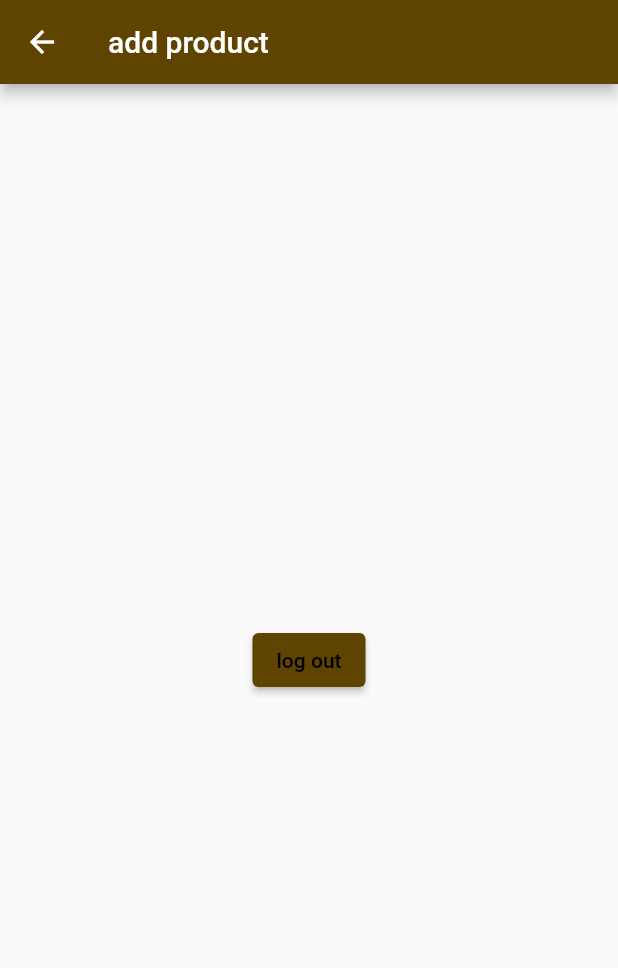
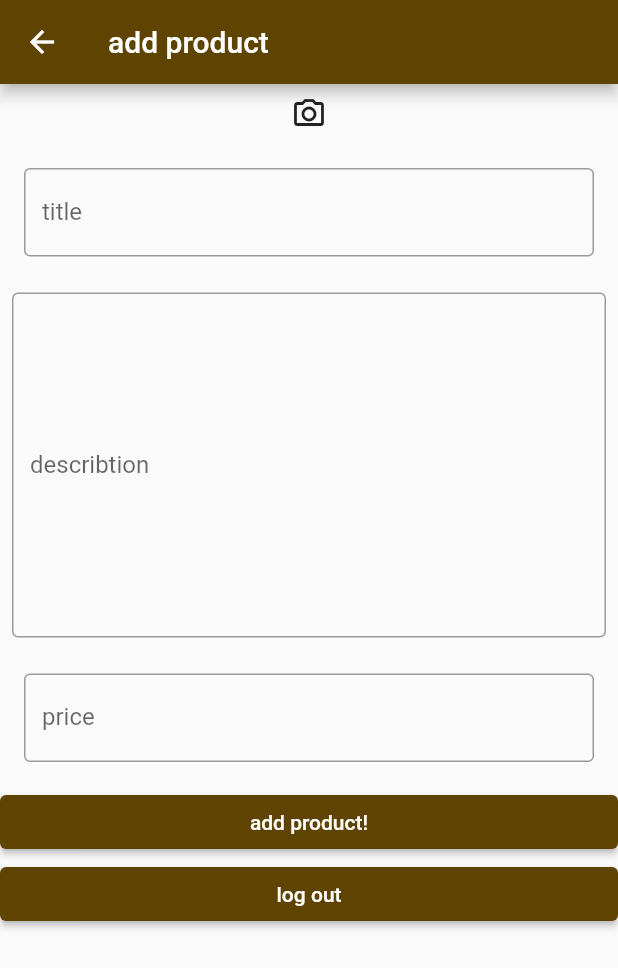
Before and after one commit to Kareem21227gg/shop_app, a Flutter app: the AddProduct screen opened directly, on a phone screen of 412 x 824 dp. Shown: the top 968 px of the screen. Run offline on Flutter 3.47's test engine with Material 2 defaults, Android fonts, the phone set to English and light mode, and no system bars; our stand-ins replace cloud_firestore, firebase_auth, firebase_core, firebase_storage, image_picker, shared_preferences; missing offline and left inert: page_view_indicator; accounts and stored records are empty.

Commit message:
done with add prodect

```diff
--- a/lib/app/models/authentication/firebase_authentication.dart
+++ b/lib/app/models/authentication/firebase_authentication.dart
@@ -9,8 +9,10 @@ import 'package:firebase_auth/firebase_auth.dart';
 class FirebaseAuthentication {
   FirebaseAuth _firebaseAuth = FirebaseAuth.instance;
   FireBaseCloud _fireBaseCloud = FireBaseCloud();
-  MyUser user = Customer();
-
+  MyUser user ;
+FirebaseAuthentication(){
+  user = currentUser();
+}
   Future<MyUser> login(
       String email, String password, BuildContext context) async {
     try {
--- a/lib/app/models/cloud/firebase_cloud.dart
+++ b/lib/app/models/cloud/firebase_cloud.dart
@@ -1,3 +1,4 @@
+import 'package:Shop/app/models/product/base_product.dart';
 import 'package:Shop/app/models/user/customer.dart';
 import 'package:Shop/app/models/user/my_user.dart';
 import 'package:cloud_firestore/cloud_firestore.dart';
@@ -28,7 +29,24 @@ class FireBaseCloud {
   }
 
 
-  Future<String> addAllProductAsOwner(){
+  Future<String> addProduct(BaseProduct product) async {
+    String uid;
+    await firestore.collection("/products").add(
+      {
+      }
+    ).then((value) {
+      uid = value.id;
+       firestore.doc(value.path).update({
+         "id":value.id,
+          "title":product.title,
+         "description" : product.description,
+        "price" : product.price,});
 
+    });
+    return uid;
+  }
+
+  Future<void> updateProduct(String url,String id) async {
+    await firestore.collection("/products").doc("/$id").update({"imageUrl": url });
   }
 }
--- a/lib/app/view/add_product/controller.dart
+++ b/lib/app/view/add_product/controller.dart
@@ -1,5 +1,49 @@
+
+import 'dart:io';
 import 'package:Shop/app/models/product/base_product.dart';
+import 'package:Shop/app/models/cloud/firebase_cloud.dart';
+import 'package:Shop/app/models/storage/firebase_storage.dart';
+import 'package:flutter/material.dart';
+import 'package:image_picker/image_picker.dart';
 
-class AddProductController{
+class AddProductController {
+  FireBaseCloud fireBaseCloud = FireBaseCloud();
+  TextEditingController titleController = TextEditingController();
+  TextEditingController describtionController = TextEditingController();
+  TextEditingController priceController = TextEditingController();
+  FireBaseCloud cloud = FireBaseCloud();
+  ImagePicker picker = ImagePicker();
+  File image ;
+FireBaseStorage storage = FireBaseStorage();
 
+ValueNotifier<bool> isProgress =ValueNotifier<bool>(false);
+ValueNotifier<double> progress=ValueNotifier<double>(100);
+  Future<File> imagePick() async {
+    var pickedImage = await picker.getImage(source: ImageSource.camera);
+  image= File(pickedImage.path);
+  return image;
+  }
+  void dispose() {
+    isProgress.dispose();
+    progress.dispose();
+    titleController.dispose();
+    describtionController.dispose();
+    priceController.dispose();
+  }
+
+  void addProduct() async {
+    isProgress.value=true;
+    BaseProduct product = BaseProduct(
+        title: titleController.text,
+        description: describtionController.text,
+        price: double.parse(priceController.text));
+        progress.value = 90;
+   String id =  await cloud.addProduct(product);
+   progress.value = 60;
+    String downloadUrl = await storage.upLoadFile(image,id );
+    progress.value = 30;
+  await cloud.updateProduct(downloadUrl, id);
+  progress.value = 0;
+  isProgress.value=false;
+  }
 }
--- a/lib/screens/add_product.dart
+++ b/lib/screens/add_product.dart
@@ -1,18 +1,115 @@
+import 'dart:io';
+
 import 'package:Shop/app/models/authentication/firebase_authentication.dart';
+import 'package:Shop/app/view/add_product/controller.dart';
+import 'package:Shop/utillities/my_colors.dart';
 import 'package:flutter/material.dart';
 import 'package:provider/provider.dart';
 
-class AddProduct extends StatelessWidget {
+class AddProduct extends StatefulWidget {
+  @override
+  _AddProductState createState() => _AddProductState();
+}
+
+class _AddProductState extends State<AddProduct> {
+   AddProductController controller =AddProductController();
+
+   @override
+     void dispose() {
+       controller.dispose();
+       super.dispose();
+     }
+Future<File> image ;
   @override
   Widget build(BuildContext context) {
-    FirebaseAuthentication firebaseAuthentication = Provider.of<FirebaseAuthentication>(context );
+    FirebaseAuthentication firebaseAuthentication =
+        Provider.of<FirebaseAuthentication>(context);
+
+
     return Scaffold(
-      appBar: AppBar(title:Text("add product")),
-      body: Center(child:
-      ElevatedButton(child: Text("log out") ,
-      onPressed: () async {
-                  await firebaseAuthentication.logOut();
-      },),),
+
+      appBar: AppBar(title: Text("add product")),
+      body: Center(
+        child: ListView(
+          children: [
+            Padding(
+              padding: const EdgeInsets.all(8.0),
+              child: InkWell(
+                onTap: ()  {
+                  image =  controller.imagePick();
+
+                },
+                child: Container(
+                  decoration: BoxDecoration(
+                    shape: BoxShape.circle,
+                  ),
+                  child: FutureBuilder(future:image ,builder: (context ,AsyncSnapshot snap){
+                    if(snap.hasData){
+                      return Image.file(snap.data);
+                    }
+                    else {
+                      return Icon(Icons.camera_alt_outlined);
+                    }
+                  },),
+                ),
+              ),
+            ),
+            Padding(
+              padding: const EdgeInsets.all(16.0),
+              child: TextField(
+                controller: controller.titleController,
+                cursorColor: MyColors.primaryColor,
+                decoration: InputDecoration(
+                  border: OutlineInputBorder(),
+                  labelText: "title",
+                ),
+              ),
+            ),
+            Padding(
+              padding: const EdgeInsets.all(8.0),
+              child: TextField(
+                controller: controller.describtionController,
+                maxLines: 10,
+                cursorColor: MyColors.primaryColor,
+                decoration: InputDecoration(
+                  border: OutlineInputBorder(),
+                  labelText: "describtion",
+                ),
+              ),
+            ),
+             Padding(
+              padding: const EdgeInsets.all(16.0),
+              child: TextField(
+                keyboardType: TextInputType.phone,
+                controller: controller.priceController,
+                cursorColor: MyColors.primaryColor,
+                decoration: InputDecoration(
+                  border: OutlineInputBorder(),
+                  labelText: "price",
+                ),
+              ),
+            ),
+            ElevatedButton(
+              child:controller.isProgress.value?Center(child: CircularProgressIndicator(value: controller.progress.value,),): Text(
+                "add product!",
+                style: TextStyle(color:Colors.white),
+              ),
+              onPressed: ()  {
+                controller.addProduct();
+              },
+            ),
+            ElevatedButton(
+              child: Text(
+                "log out",
+                style: TextStyle(color:Colors.white),
+              ),
+              onPressed: () async {
+                await firebaseAuthentication.logOut();
+              },
+            ),
+          ],
+        ),
+      ),
     );
   }
 }
```
Also changed, not shown: lib/app/models/storage/firebase_storage.dart (added, +19 -0 lines), pubspec.yaml (+7 -6 lines), pubspec.lock.
